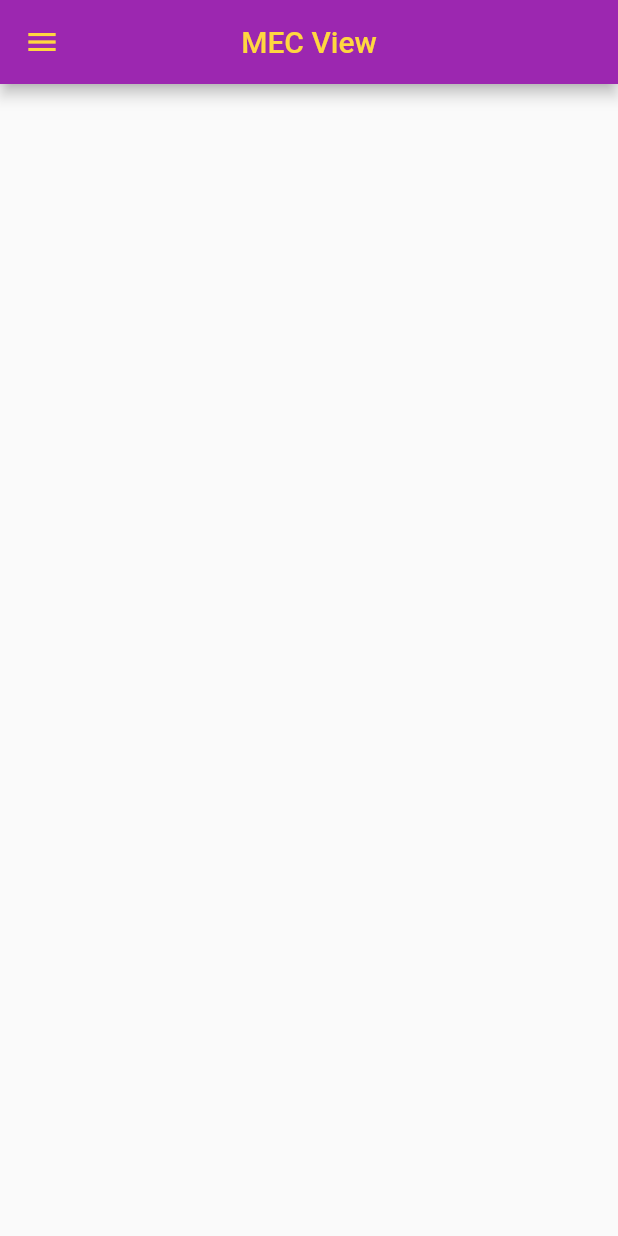
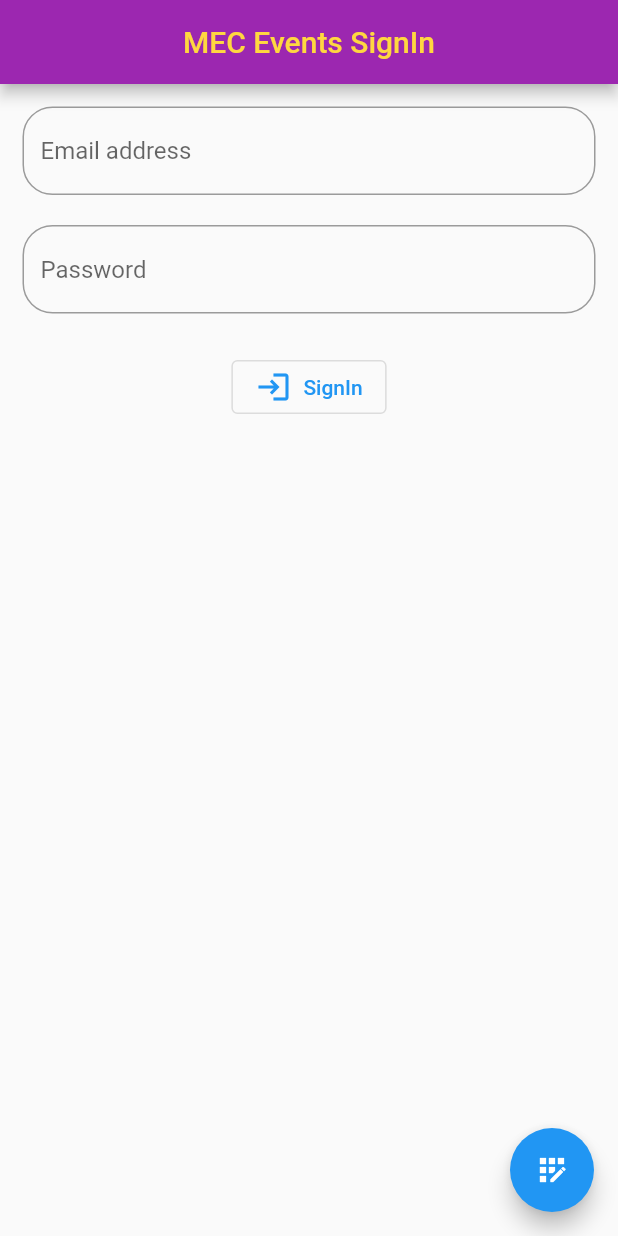
Before and after one commit to razzaksr/MuthayammalFlutterSpace2023AI, a Flutter app: the screen it shows after launch, on a phone screen of 412 x 824 dp. Run offline on Flutter 3.47's test engine with Material 2 defaults, Android fonts, the phone set to English and light mode, and no system bars; our stand-ins replace cloud_firestore, firebase_auth, firebase_core, toast; accounts and stored records are empty.

Commit message:
Flutter Firebase Email SignIn Done

```diff
--- /dev/null
+++ b/Flutter Firebase/mecevents/lib/SignIn.dart
@@ -0,0 +1,83 @@
+import 'package:firebase_auth/firebase_auth.dart';
+import 'package:flutter/material.dart';
+import 'package:mecevents/ListEverything.dart';
+import 'package:mecevents/SignUp.dart';
+import 'package:toast/toast.dart';
+class SignIn extends StatefulWidget {
+  const SignIn({super.key});
+
+  @override
+  State<SignIn> createState() => _SignInState();
+}
+
+class _SignInState extends State<SignIn> {
+  var emailController=TextEditingController();
+  var passwordController=TextEditingController();
+
+  final authentication=FirebaseAuth.instance;
+  @override
+  Widget build(BuildContext context) {
+    ToastContext().init(context);
+    return Scaffold(
+      appBar: AppBar(
+        title: Text('MEC Events SignIn'),
+        centerTitle: true,
+        backgroundColor: Colors.purple,
+        foregroundColor: Colors.amberAccent,
+      ),
+      body: Center(
+          child:Padding(
+            padding: EdgeInsets.all(15.0),
+            child: Column(
+              children: [
+                TextField(
+                  controller: emailController,
+                  decoration: InputDecoration(
+                      hintText: "Email address",
+                      border: OutlineInputBorder(
+                          borderRadius: BorderRadius.circular(20)
+                      )
+                  ),
+                ),
+                SizedBox(height: 20.0,),
+                TextField(
+                  obscureText: true,
+                  controller: passwordController,
+                  decoration: InputDecoration(
+                      hintText: "Password",
+                      border: OutlineInputBorder(
+                          borderRadius: BorderRadius.circular(20)
+                      )
+                  ),
+                ),
+                SizedBox(height: 25.0,),
+                OutlinedButton.icon(
+                    onPressed: (){
+                      // Toast.show("${emailController.text} ${passwordController.text}");
+                      authentication.signInWithEmailAndPassword(
+                          email: emailController.text,
+                          password: passwordController.text
+                      );
+                      Toast.show("SignIN success",duration: Toast.lengthLong);
+                      Navigator.pushReplacement(context, MaterialPageRoute(
+                        builder: (context) => ListEverything(),
+                      ));
+                    },
+                    icon: Icon(Icons.login_outlined),
+                    label: Text("SignIn")
+                )
+              ],
+            ),
+          )
+      ),
+      floatingActionButton: FloatingActionButton(
+        onPressed: (){
+          Navigator.push(context, MaterialPageRoute(
+            builder: (context) => SignUp(),
+          ));
+        },
+        child:Icon(Icons.app_registration)
+      ),
+    );
+  }
+}
--- a/Flutter Firebase/mecevents/lib/main.dart
+++ b/Flutter Firebase/mecevents/lib/main.dart
@@ -2,6 +2,8 @@ import 'package:firebase_core/firebase_core.dart';
 import 'package:flutter/material.dart';
 import 'package:mecevents/ListEverything.dart';
 import 'package:mecevents/NewEvent.dart';
+import 'package:mecevents/SignIn.dart';
+import 'package:mecevents/SignUp.dart';
 import 'package:mecevents/firebase_options.dart';
 
 void main() async{
@@ -10,7 +12,9 @@ void main() async{
     options: DefaultFirebaseOptions.currentPlatform,
   );
   runApp(MaterialApp(
-    home:ListEverything()
+    // home:ListEverything()
+    // home:SignUp()
+    home:SignIn()
     // home:NewEvent()
   ));
 }
--- a/Flutter Firebase/mecevents/pubspec.yaml
+++ b/Flutter Firebase/mecevents/pubspec.yaml
@@ -39,6 +39,7 @@ dependencies:
   firebase_core_web: ^2.8.1
   cloud_firestore: ^4.13.2
   toast: ^0.3.0
+  firebase_auth: ^4.14.1
 
 dev_dependencies:
   flutter_test:
```
Also changed, not shown: Flutter Firebase/mecevents/lib/EventDrawer.dart (+28 -0 lines), Flutter Firebase/mecevents/lib/SignUp.dart (added, +72 -0 lines), Flutter Firebase/mecevents/pubspec.lock, 3 other files.
